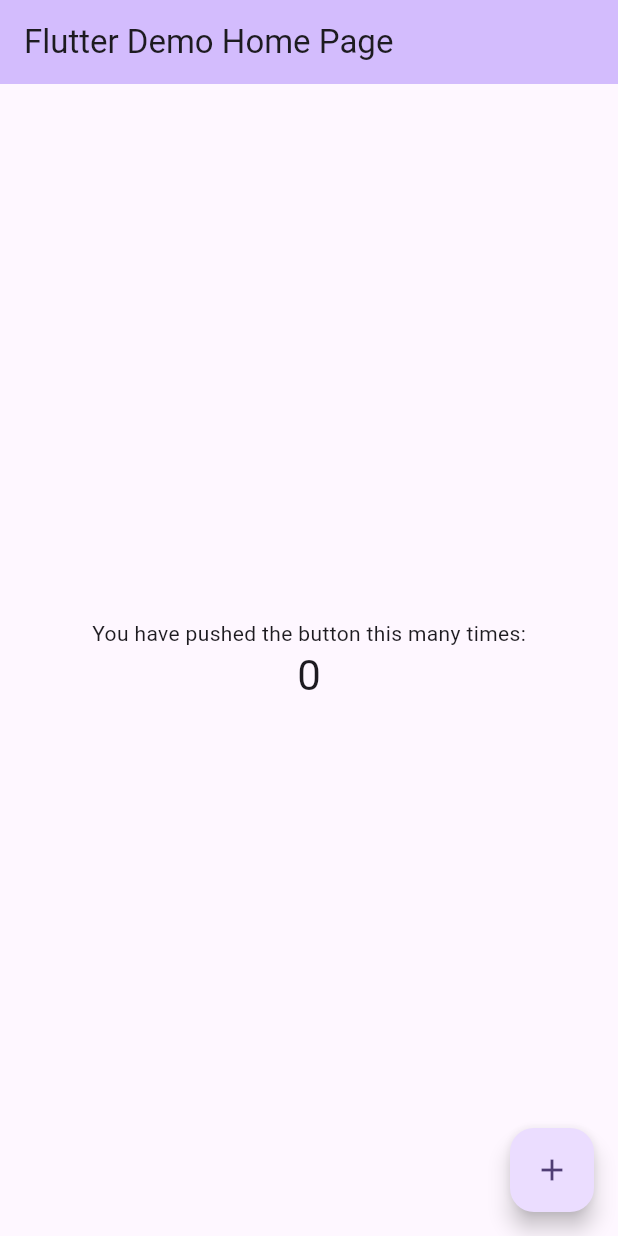
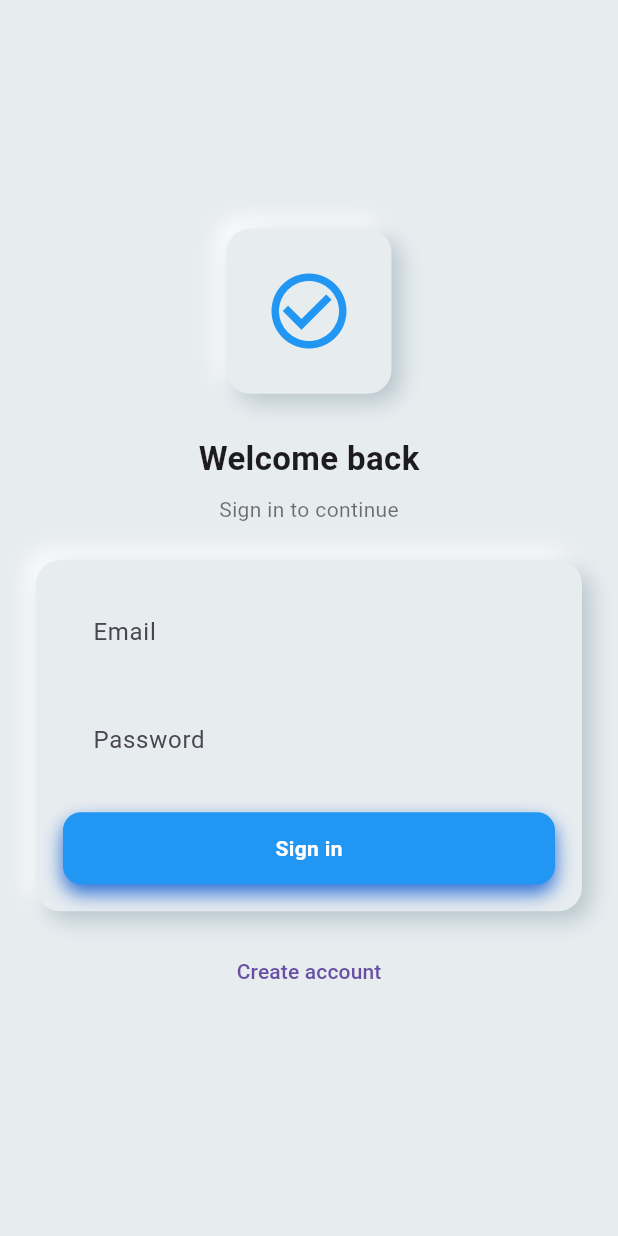
Before and after one commit to TAGABUNDOWK/WeDo, a Flutter app: the screen it shows after launch, on a phone screen of 412 x 824 dp. Run offline on Flutter 3.47's test engine with Material 3 defaults, Android fonts, the phone set to English and light mode, and no system bars; our stand-ins replace firebase_core; accounts and stored records are empty; generated files the repository leaves out were written again.

Commit message:
login layout

```diff
--- a/lib/main.dart
+++ b/lib/main.dart
@@ -1,122 +1,24 @@
 import 'package:flutter/material.dart';
+import 'package:firebase_core/firebase_core.dart';
+import 'firebase_options.dart';
+import 'screens/login_page.dart';
 
-void main() {
+Future<void> main() async {
+  WidgetsFlutterBinding.ensureInitialized();
+  await Firebase.initializeApp(
+    options: DefaultFirebaseOptions.currentPlatform,
+  );
   runApp(const MyApp());
 }
 
 class MyApp extends StatelessWidget {
   const MyApp({super.key});
-
-  // This widget is the root of your application.
   @override
   Widget build(BuildContext context) {
     return MaterialApp(
-      title: 'Flutter Demo',
-      theme: ThemeData(
-        // This is the theme of your application.
-        //
-        // TRY THIS: Try running your application with "flutter run". You'll see
-        // the application has a purple toolbar. Then, without quitting the app,
-        // try changing the seedColor in the colorScheme below to Colors.green
-        // and then invoke "hot reload" (save your changes or press the "hot
-        // reload" button in a Flutter-supported IDE, or press "r" if you used
-        // the command line to start the app).
-        //
-        // Notice that the counter didn't reset back to zero; the application
-        // state is not lost during the reload. To reset the state, use hot
-        // restart instead.
-        //
-        // This works for code too, not just values: Most code changes can be
-        // tested with just a hot reload.
-        colorScheme: .fromSeed(seedColor: Colors.deepPurple),
-      ),
-      home: const MyHomePage(title: 'Flutter Demo Home Page'),
+      title: 'WeDo',
+      theme: ThemeData(primarySwatch: Colors.blue),
+      home: const LoginPage(),
     );
   }
 }
-
-class MyHomePage extends StatefulWidget {
-  const MyHomePage({super.key, required this.title});
-
-  // This widget is the home page of your application. It is stateful, meaning
-  // that it has a State object (defined below) that contains fields that affect
-  // how it looks.
-
-  // This class is the configuration for the state. It holds the values (in this
-  // case the title) provided by the parent (in this case the App widget) and
-  // used by the build method of the State. Fields in a Widget subclass are
-  // always marked "final".
-
-  final String title;
-
-  @override
-  State<MyHomePage> createState() => _MyHomePageState();
-}
-
-class _MyHomePageState extends State<MyHomePage> {
-  int _counter = 0;
-
-  void _incrementCounter() {
-    setState(() {
-      // This call to setState tells the Flutter framework that something has
-      // changed in this State, which causes it to rerun the build method below
-      // so that the display can reflect the updated values. If we changed
-      // _counter without calling setState(), then the build method would not be
-      // called again, and so nothing would appear to happen.
-      _counter++;
-    });
-  }
-
-  @override
-  Widget build(BuildContext context) {
-    // This method is rerun every time setState is called, for instance as done
-    // by the _incrementCounter method above.
-    //
-    // The Flutter framework has been optimized to make rerunning build methods
-    // fast, so that you can just rebuild anything that needs updating rather
-    // than having to individually change instances of widgets.
-    return Scaffold(
-      appBar: AppBar(
-        // TRY THIS: Try changing the color here to a specific color (to
-        // Colors.amber, perhaps?) and trigger a hot reload to see the AppBar
-        // change color while the other colors stay the same.
-        backgroundColor: Theme.of(context).colorScheme.inversePrimary,
-        // Here we take the value from the MyHomePage object that was created by
-        // the App.build method, and use it to set our appbar title.
-        title: Text(widget.title),
-      ),
-      body: Center(
-        // Center is a layout widget. It takes a single child and positions it
-        // in the middle of the parent.
-        child: Column(
-          // Column is also a layout widget. It takes a list of children and
-          // arranges them vertically. By default, it sizes itself to fit its
-          // children horizontally, and tries to be as tall as its parent.
-          //
-          // Column has various properties to control how it sizes itself and
-          // how it positions its children. Here we use mainAxisAlignment to
-          // center the children vertically; the main axis here is the vertical
-          // axis because Columns are vertical (the cross axis would be
-          // horizontal).
-          //
-          // TRY THIS: Invoke "debug painting" (choose the "Toggle Debug Paint"
-          // action in the IDE, or press "p" in the console), to see the
-          // wireframe for each widget.
-          mainAxisAlignment: .center,
-          children: [
-            const Text('You have pushed the button this many times:'),
-            Text(
-              '$_counter',
-              style: Theme.of(context).textTheme.headlineMedium,
-            ),
-          ],
-        ),
-      ),
-      floatingActionButton: FloatingActionButton(
-        onPressed: _incrementCounter,
-        tooltip: 'Increment',
-        child: const Icon(Icons.add),
-      ),
-    );
-  }
-}
--- /dev/null
+++ b/lib/screens/login_page.dart
@@ -0,0 +1,161 @@
+import 'package:flutter/material.dart';
+
+class LoginPage extends StatefulWidget {
+  const LoginPage({super.key});
+
+  @override
+  State<LoginPage> createState() => _LoginPageState();
+}
+
+class _LoginPageState extends State<LoginPage> {
+  final _emailCtrl = TextEditingController();
+  final _passCtrl = TextEditingController();
+  final _formKey = GlobalKey<FormState>();
+
+  @override
+  void dispose() {
+    _emailCtrl.dispose();
+    _passCtrl.dispose();
+    super.dispose();
+  }
+
+  void _onSubmit() {
+    if (!_formKey.currentState!.validate()) return;
+    final email = _emailCtrl.text.trim();
+    final pass = _passCtrl.text;
+    // TODO: wire this up to Firebase Auth if desired
+    ScaffoldMessenger.of(context).showSnackBar(
+      SnackBar(content: Text('Email: $email — Password length: ${pass.length}')),
+    );
+  }
+
+  BoxDecoration _neumorphicDecoration({Color? color}) {
+    final base = color ?? const Color(0xFFE7ECEF);
+    return BoxDecoration(
+      color: base,
+      borderRadius: BorderRadius.circular(16),
+      boxShadow: const [
+        BoxShadow(
+          color: Color(0xFFFFFFFF),
+          offset: Offset(-6, -6),
+          blurRadius: 12,
+        ),
+        BoxShadow(
+          color: Color(0xFFB8C6CC),
+          offset: Offset(6, 6),
+          blurRadius: 12,
+        ),
+      ],
+    );
+  }
+
+  InputDecoration _inputDecoration(String hint) {
+    return InputDecoration(
+      hintText: hint,
+      filled: true,
+      fillColor: const Color(0xFFE7ECEF),
+      contentPadding: const EdgeInsets.symmetric(horizontal: 16, vertical: 18),
+      enabledBorder: OutlineInputBorder(
+        borderRadius: BorderRadius.circular(12),
+        borderSide: BorderSide.none,
+      ),
+      focusedBorder: OutlineInputBorder(
+        borderRadius: BorderRadius.circular(12),
+        borderSide: BorderSide.none,
+      ),
+    );
+  }
+
+  @override
+  Widget build(BuildContext context) {
+    final bg = const Color(0xFFE7ECEF);
+    return Scaffold(
+      backgroundColor: bg,
+      body: SafeArea(
+        child: Center(
+          child: SingleChildScrollView(
+            padding: const EdgeInsets.symmetric(horizontal: 24, vertical: 40),
+            child: Column(
+              mainAxisSize: MainAxisSize.min,
+              children: [
+                Container(
+                  width: 110,
+                  height: 110,
+                  decoration: _neumorphicDecoration(color: bg),
+                  child: const Center(
+                    child: Icon(Icons.check_circle_outline, size: 60, color: Colors.blue),
+                  ),
+                ),
+                const SizedBox(height: 28),
+                const Text('Welcome back', style: TextStyle(fontSize: 22, fontWeight: FontWeight.w600)),
+                const SizedBox(height: 8),
+                const Text('Sign in to continue', style: TextStyle(color: Colors.black54)),
+                const SizedBox(height: 24),
+
+                Container(
+                  padding: const EdgeInsets.all(18),
+                  decoration: _neumorphicDecoration(color: bg),
+                  child: Form(
+                    key: _formKey,
+                    child: Column(
+                      children: [
+                        TextFormField(
+                          controller: _emailCtrl,
+                          keyboardType: TextInputType.emailAddress,
+                          decoration: _inputDecoration('Email'),
+                          validator: (v) {
+                            if (v == null || v.isEmpty) return 'Enter email';
+                            if (!v.contains('@')) return 'Enter a valid email';
+                            return null;
+                          },
+                        ),
+                        const SizedBox(height: 12),
+                        TextFormField(
+                          controller: _passCtrl,
+                          obscureText: true,
+                          decoration: _inputDecoration('Password'),
+                          validator: (v) {
+                            if (v == null || v.isEmpty) return 'Enter password';
+                            if (v.length < 6) return 'Password too short';
+                            return null;
+                          },
+                        ),
+                        const SizedBox(height: 18),
+                        GestureDetector(
+                          onTap: _onSubmit,
+                          child: Container(
+                            width: double.infinity,
+                            padding: const EdgeInsets.symmetric(vertical: 14),
+                            decoration: BoxDecoration(
+                              color: Colors.blue,
+                              borderRadius: BorderRadius.circular(12),
+                              boxShadow: const [
+                                BoxShadow(
+                                  color: Color(0xFF2A6FD6),
+                                  offset: Offset(0, 6),
+                                  blurRadius: 10,
+                                )
+                              ],
+                            ),
+                            child: const Center(
+                              child: Text('Sign in', style: TextStyle(color: Colors.white, fontWeight: FontWeight.w600)),
+                            ),
+                          ),
+                        ),
+                      ],
+                    ),
+                  ),
+                ),
+                const SizedBox(height: 16),
+                TextButton(
+                  onPressed: () {},
+                  child: const Text('Create account'),
+                ),
+              ],
+            ),
+          ),
+        ),
+      ),
+    );
+  }
+}
--- a/pubspec.yaml
+++ b/pubspec.yaml
@@ -30,6 +30,8 @@ environment:
 dependencies:
   flutter:
     sdk: flutter
+  firebase_core: ^3.12.1
+  cloud_firestore: ^5.6.5
 
   # The following adds the Cupertino Icons font to your application.
   # Use with the CupertinoIcons class for iOS style icons.
```
Also changed, not shown: pubspec.lock, 6 other files.
